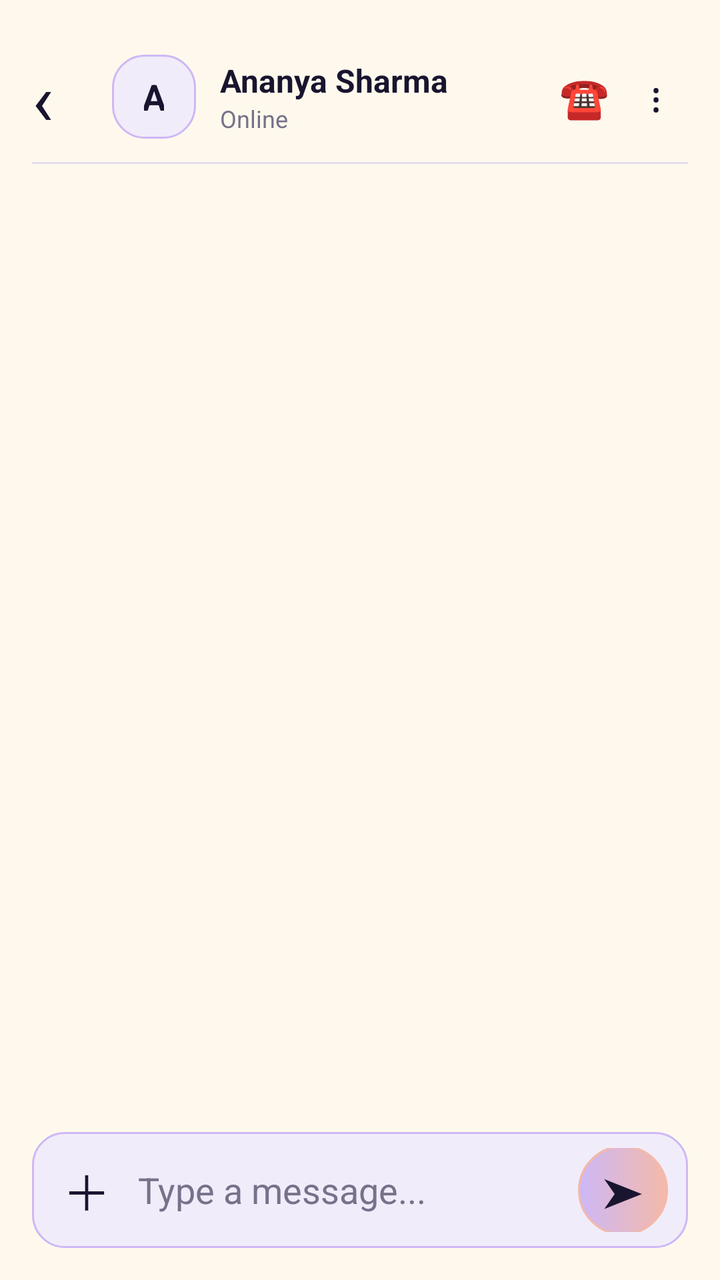
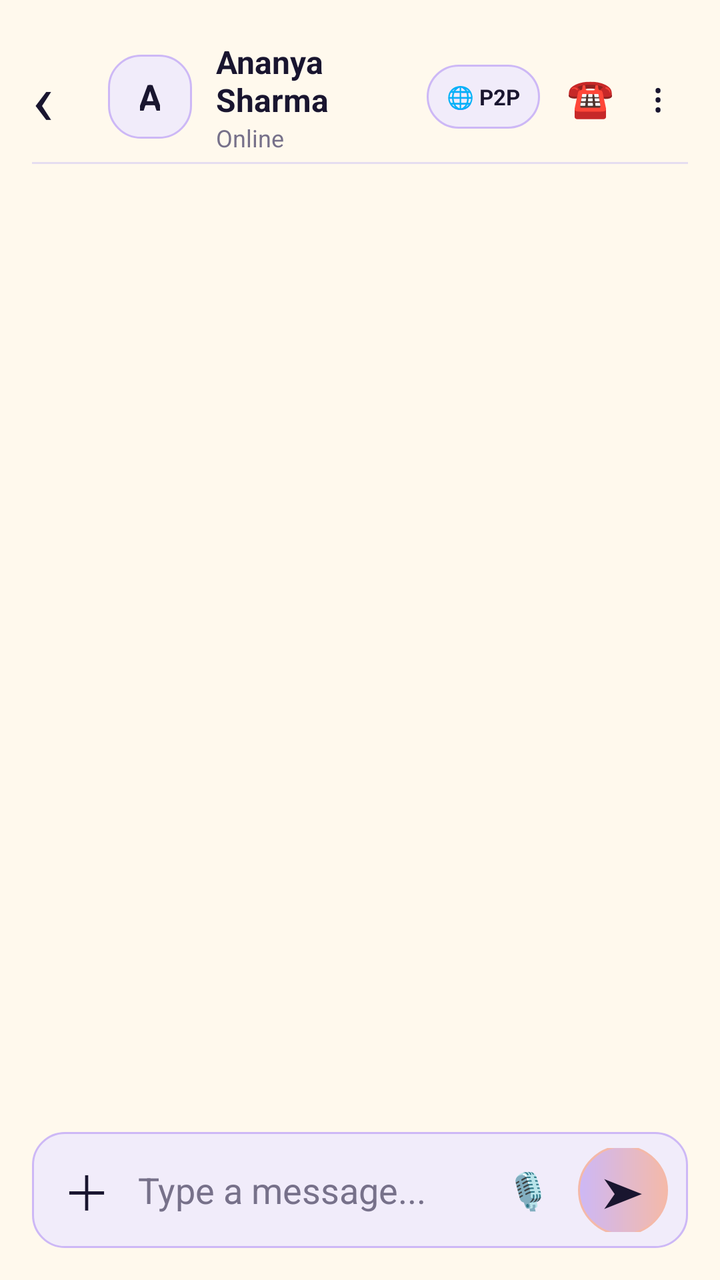

Before-and-after screenshots of an Android layout around one commit, followed by the original layout XML and the change that was made.
<!-- AndroidManifest.xml: application theme Theme.LumaChat -->
<!-- res/layout/activity_chat.xml -->
<?xml version="1.0" encoding="utf-8"?>
<LinearLayout xmlns:android="http://schemas.android.com/apk/res/android"
    android:layout_width="match_parent"
    android:layout_height="match_parent"
    android:orientation="vertical"
    android:background="@color/background"
    android:padding="16dp">

    
    <LinearLayout
        android:layout_width="match_parent"
        android:layout_height="65dp"
        android:gravity="center_vertical"
        android:orientation="horizontal">

        <TextView
            android:id="@+id/btnBackChat"
            android:layout_width="40dp"
            android:layout_height="wrap_content"
            android:text="‹"
            android:textSize="36sp"
            android:textColor="@color/midnight_navy"
            android:clickable="true"
            android:focusable="true" />

        <TextView
            android:id="@+id/tvChatAvatar"
            android:layout_width="42dp"
            android:layout_height="42dp"
            android:gravity="center"
            android:text="A"
            android:textSize="18sp"
            android:textStyle="bold"
            android:textColor="@color/midnight_navy"
            android:background="@drawable/input_field" />

        <LinearLayout
            android:layout_width="0dp"
            android:layout_height="wrap_content"
            android:layout_weight="1"
            android:orientation="vertical"
            android:paddingStart="12dp">

            <TextView
                android:id="@+id/tvChatName"
                android:layout_width="wrap_content"
                android:layout_height="wrap_content"
                android:text="Ananya Sharma"
                android:textColor="@color/text_primary"
                android:textStyle="bold"
                android:textSize="16sp" />

            <TextView
                android:id="@+id/tvChatStatus"
                android:layout_width="wrap_content"
                android:layout_height="wrap_content"
                android:text="Online"
                android:textColor="@color/text_secondary"
                android:textSize="12sp" />
        </LinearLayout>

        <TextView
            android:id="@+id/btnCallChat"
            android:layout_width="40dp"
            android:layout_height="40dp"
            android:gravity="center"
            android:text="☎"
            android:textSize="20sp"
            android:textColor="@color/midnight_navy"
            android:clickable="true"
            android:focusable="true" />

        <TextView
            android:id="@+id/btnMenuChat"
            android:layout_width="32dp"
            android:layout_height="40dp"
            android:gravity="center"
            android:text="⋮"
            android:textSize="20sp"
            android:textColor="@color/midnight_navy"
            android:clickable="true"
            android:focusable="true" />
    </LinearLayout>

    <View
        android:layout_width="match_parent"
        android:layout_height="1dp"
        android:background="@color/border_color" />

    
    <ScrollView
        android:id="@+id/chatScroll"
        android:layout_width="match_parent"
        android:layout_height="0dp"
        android:layout_weight="1"
        android:fillViewport="true">

        <LinearLayout
            android:id="@+id/messageContainer"
            android:layout_width="match_parent"
            android:layout_height="wrap_content"
            android:orientation="vertical"
            android:paddingTop="18dp"
            android:paddingBottom="18dp" />
    </ScrollView>

    
    <LinearLayout
        android:layout_width="match_parent"
        android:layout_height="58dp"
        android:gravity="center_vertical"
        android:orientation="horizontal"
        android:background="@drawable/input_field"
        android:paddingHorizontal="10dp">

        <TextView
            android:id="@+id/btnAttach"
            android:layout_width="35dp"
            android:layout_height="wrap_content"
            android:text="＋"
            android:textSize="24sp"
            android:textColor="@color/midnight_navy"
            android:gravity="center"
            android:clickable="true"
            android:focusable="true" />

        <EditText
            android:id="@+id/etMessage"
            android:layout_width="0dp"
            android:layout_height="match_parent"
            android:layout_weight="1"
            android:background="@android:color/transparent"
            android:hint="Type a message..."
            android:textColor="@color/text_primary"
            android:textColorHint="@color/text_secondary"
            android:singleLine="true"
            android:paddingStart="8dp" />

        <TextView
            android:id="@+id/btnSend"
            android:layout_width="45dp"
            android:layout_height="45dp"
            android:gravity="center"
            android:text="➤"
            android:textSize="21sp"
            android:textColor="@color/midnight_navy"
            android:background="@drawable/button_background"
            android:clickable="true"
            android:focusable="true" />
    </LinearLayout>

</LinearLayout>
<!-- resources referenced by this layout -->
<resources>
  <color name="background">#FFF9ED</color>
  <color name="border_color">#E5DDF0</color>
  <color name="midnight_navy">#19152F</color>
  <color name="text_primary">#19152F</color>
  <color name="text_secondary">#77718A</color>
  <!-- drawable button_background (drawable) -->
  <?xml version="1.0" encoding="utf-8"?>
  <shape xmlns:android="http://schemas.android.com/apk/res/android"
      android:shape="rectangle">
  
      <gradient
          android:startColor="@color/lavender"
          android:endColor="@color/soft_peach"
          android:angle="0" />
  
      <corners android:radius="30dp" />
  
      <stroke
          android:width="1dp"
          android:color="@color/soft_peach" />
  
  </shape>
  <!-- drawable input_field (drawable) -->
  <?xml version="1.0" encoding="utf-8"?>
  <shape xmlns:android="http://schemas.android.com/apk/res/android"
      android:shape="rectangle">
  
      <solid android:color="@color/input_background" />
  
      <corners android:radius="16dp" />
  
      <stroke
          android:width="1dp"
          android:color="@color/lavender" />
  
      <padding
          android:left="16dp"
          android:right="16dp"
          android:top="8dp"
          android:bottom="8dp" />
  
  </shape>
  <style name="Theme.LumaChat" parent="Base.Theme.LumaChat" />
  <color name="lavender">#CDB8F6</color>
  <color name="soft_peach">#F4B9A9</color>
  <color name="input_background">#F1ECFA</color>
  <style name="Base.Theme.LumaChat" parent="Theme.Material3.DayNight.NoActionBar">
          
          
      </style>
</resources>

<!-- the commit's change to res/layout/activity_chat.xml (unified diff, before → after) -->
@@ -15,7 +15,7 @@
 
         <TextView
             android:id="@+id/btnBackChat"
-            android:layout_width="40dp"
+            android:layout_width="38dp"
             android:layout_height="wrap_content"
             android:text="‹"
             android:textSize="36sp"
@@ -59,21 +59,37 @@
                 android:textSize="12sp" />
         </LinearLayout>
 
+        
+        <TextView
+            android:id="@+id/btnLiveP2P"
+            android:layout_width="wrap_content"
+            android:layout_height="32dp"
+            android:gravity="center"
+            android:paddingHorizontal="10dp"
+            android:text="🌐 P2P"
+            android:textSize="11sp"
+            android:textStyle="bold"
+            android:textColor="@color/midnight_navy"
+            android:background="@drawable/input_field"
+            android:clickable="true"
+            android:focusable="true"
+            android:layout_marginEnd="6dp" />
+
         <TextView
             android:id="@+id/btnCallChat"
-            android:layout_width="40dp"
-            android:layout_height="40dp"
+            android:layout_width="38dp"
+            android:layout_height="38dp"
             android:gravity="center"
             android:text="☎"
-            android:textSize="20sp"
+            android:textSize="19sp"
             android:textColor="@color/midnight_navy"
             android:clickable="true"
             android:focusable="true" />
 
         <TextView
             android:id="@+id/btnMenuChat"
-            android:layout_width="32dp"
-            android:layout_height="40dp"
+            android:layout_width="30dp"
+            android:layout_height="38dp"
             android:gravity="center"
             android:text="⋮"
             android:textSize="20sp"
@@ -103,6 +119,62 @@
             android:paddingTop="18dp"
             android:paddingBottom="18dp" />
     </ScrollView>
+
+    
+    <LinearLayout
+        android:id="@+id/replyPreviewLayout"
+        android:layout_width="match_parent"
+        android:layout_height="wrap_content"
+        android:orientation="horizontal"
+        android:gravity="center_vertical"
+        android:padding="10dp"
+        android:background="@drawable/input_field"
+        android:layout_marginBottom="8dp"
+        android:visibility="gone">
+
+        <View
+            android:layout_width="4dp"
+            android:layout_height="match_parent"
+            android:background="@color/lavender" />
+
+        <LinearLayout
+            android:layout_width="0dp"
+            android:layout_height="wrap_content"
+            android:layout_weight="1"
+            android:orientation="vertical"
+            android:paddingStart="10dp">
+
+            <TextView
+                android:id="@+id/tvReplyPreviewTitle"
+                android:layout_width="wrap_content"
+                android:layout_height="wrap_content"
+                android:text="Replying to Message"
+                android:textSize="11sp"
+                android:textStyle="bold"
+                android:textColor="@color/midnight_navy" />
+
+            <TextView
+                android:id="@+id/tvReplyPreviewText"
+                android:layout_width="wrap_content"
+                android:layout_height="wrap_content"
+                android:text="Message snippet..."
+                android:textSize="12sp"
+                android:textColor="@color/text_secondary"
+                android:maxLines="1"
+                android:ellipsize="end" />
+        </LinearLayout>
+
+        <TextView
+            android:id="@+id/btnCancelReply"
+            android:layout_width="32dp"
+            android:layout_height="32dp"
+            android:gravity="center"
+            android:text="✕"
+            android:textSize="16sp"
+            android:textColor="@color/text_secondary"
+            android:clickable="true"
+            android:focusable="true" />
+    </LinearLayout>
 
     
     <LinearLayout
@@ -137,6 +209,17 @@
             android:paddingStart="8dp" />
 
         <TextView
+            android:id="@+id/btnVoiceNote"
+            android:layout_width="38dp"
+            android:layout_height="38dp"
+            android:gravity="center"
+            android:text="🎙️"
+            android:textSize="18sp"
+            android:layout_marginEnd="6dp"
+            android:clickable="true"
+            android:focusable="true" />
+
+        <TextView
             android:id="@+id/btnSend"
             android:layout_width="45dp"
             android:layout_height="45dp"
